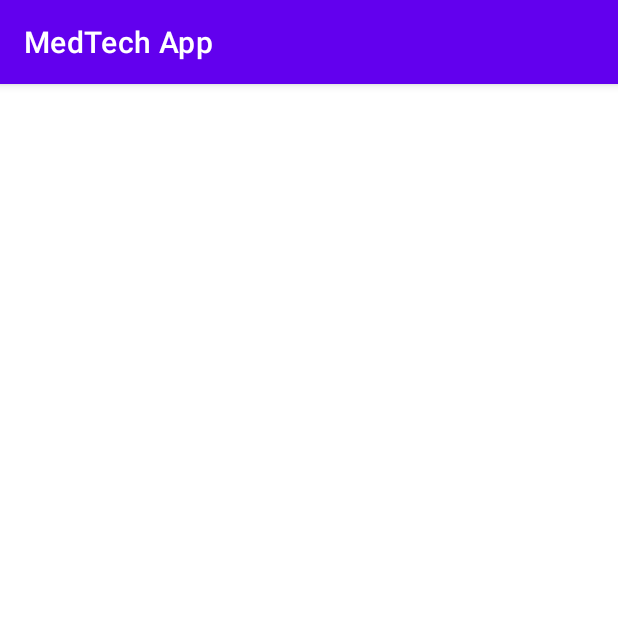
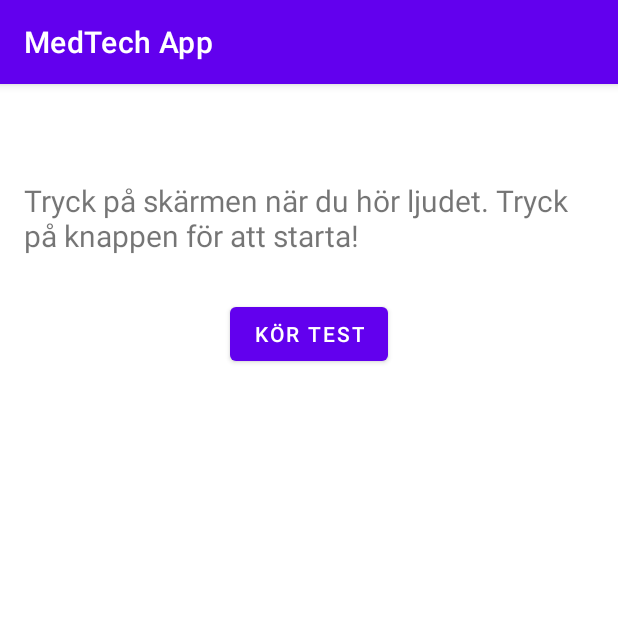
Before and after one commit to TrisseC/MedTechApp, an Android app: the Sound screen opened directly, with no data from a screen before it, on a phone screen of 412 x 824 dp, the top half of it. Run offline under Robolectric (Android 15) with nearby library versions, the phone set to English and light mode, and no system bars.

Commit message:
sound sak med bruh som är helt delayed för det var ett dåligt klipp

```diff
--- a/app/src/main/java/com/example/medtechapp/Sound.java
+++ b/app/src/main/java/com/example/medtechapp/Sound.java
@@ -1,14 +1,111 @@
 package com.example.medtechapp;
 
 import androidx.appcompat.app.AppCompatActivity;
+import androidx.core.content.ContextCompat;
 
+import android.media.MediaPlayer;
 import android.os.Bundle;
+import android.os.Handler;
+import android.view.View;
+import android.widget.TextView;
+
+import java.util.ArrayList;
+import java.util.Random;
 
 public class Sound extends AppCompatActivity {
+    private Handler handler;
+    private Random random;
+    private int maxSecondsWait;
+    private long startTime;
+    private View root;
+    private ArrayList<Long> reactionTimes = new ArrayList<>();
+    private boolean hasCalled = false;
+    private boolean paused = false;
+    private int testAmount = 5;
 
     @Override
     protected void onCreate(Bundle savedInstanceState) {
         super.onCreate(savedInstanceState);
         setContentView(R.layout.activity_sound);
+        handler = new Handler();
+        random = new Random();
+        View someView = findViewById(R.id.screen);
+        root = someView.getRootView();
+
+        maxSecondsWait = 3;
+
+        contInvis();
+    }
+
+
+
+
+
+    public void startTest(View view){
+        hasCalled = false;
+        paused = false;
+        view.setVisibility(View.INVISIBLE);
+        findViewById(R.id.soundStartText).setVisibility(View.INVISIBLE);
+        findViewById(R.id.timer).setVisibility(View.INVISIBLE);
+        long timer = (long) (500.0+(random.nextDouble() * 1000.0 * maxSecondsWait));
+        root.setBackgroundColor(ContextCompat.getColor(this, android.R.color.background_dark));
+        handler.postDelayed(() -> {
+            callMakeSound(view);
+            // Actions to do after maxSecondsWait seconds
+        }, timer);
+    }
+    public void callMakeSound(View view){
+        hasCalled = true;
+        startTime = System.currentTimeMillis();
+        final MediaPlayer mp = MediaPlayer.create(this, R.raw.bruh);
+        mp.start();
+    }
+
+    public void stopTime(View view){
+        if(!paused){
+            root.setBackgroundColor(ContextCompat.getColor(this, android.R.color.darker_gray));
+            long reactionTime;
+            if (hasCalled){
+                reactionTime = System.currentTimeMillis() - startTime;
+                TextView timerTV = findViewById(R.id.timer);
+                timerTV.setVisibility(View.VISIBLE);
+                timerTV.setText(Long.toString(reactionTime) + "ms");
+                reactionTimes.add(reactionTime);
+            }
+            else{
+                //visa en textview med typ "ahh du klickade för snabbt"
+            }
+            contVis();
+            hasCalled = false;
+            paused = true;
+            if (reactionTimes.size() >= testAmount){
+                endTest();
+            }
+        }
+    }
+
+    private void contVis(){
+        findViewById(R.id.continueBtn).setVisibility(View.VISIBLE);
+        findViewById(R.id.continueText).setVisibility(View.VISIBLE);
+    }
+
+    private void contInvis(){
+        findViewById(R.id.continueBtn).setVisibility(View.INVISIBLE);
+        findViewById(R.id.continueText).setVisibility(View.INVISIBLE);
+    }
+
+
+    private void endTest() {
+        contInvis();
+        long averageReactionTime = 0;
+        for (long rt : reactionTimes){
+            averageReactionTime += rt;
+        }
+        averageReactionTime /= testAmount;
+
+        //skicka till highscores och stäng ner
+        TextView timerTV = findViewById(R.id.timer);
+        timerTV.setVisibility(View.VISIBLE);
+        timerTV.setText("average: " + Long.toString(averageReactionTime) + "ms");
     }
 }
--- a/app/src/main/res/layout/activity_sound.xml
+++ b/app/src/main/res/layout/activity_sound.xml
@@ -2,8 +2,70 @@
 <androidx.constraintlayout.widget.ConstraintLayout xmlns:android="http://schemas.android.com/apk/res/android"
     xmlns:app="http://schemas.android.com/apk/res-auto"
     xmlns:tools="http://schemas.android.com/tools"
+    android:id="@+id/screen"
     android:layout_width="match_parent"
     android:layout_height="match_parent"
+    android:onClick="stopTime"
     tools:context=".Sound">
 
+    <Button
+        android:id="@+id/continueBtn"
+        android:layout_width="wrap_content"
+        android:layout_height="wrap_content"
+        android:layout_marginTop="192dp"
+        android:onClick="startTest"
+        android:text="Fortsätt"
+        app:layout_constraintEnd_toEndOf="parent"
+        app:layout_constraintHorizontal_bias="0.501"
+        app:layout_constraintStart_toStartOf="parent"
+        app:layout_constraintTop_toBottomOf="@+id/soundStartText" />
+
+    <TextView
+        android:id="@+id/continueText"
+        android:layout_width="0dp"
+        android:layout_height="wrap_content"
+        android:layout_marginStart="16dp"
+        android:layout_marginTop="256dp"
+        android:layout_marginEnd="16dp"
+        android:text="@string/continue_text"
+        android:textSize="20sp"
+        app:layout_constraintBottom_toTopOf="@+id/continueBtn"
+        app:layout_constraintEnd_toEndOf="parent"
+        app:layout_constraintHorizontal_bias="0.0"
+        app:layout_constraintStart_toStartOf="parent"
+        app:layout_constraintTop_toTopOf="parent" />
+
+    <Button
+        android:id="@+id/button3"
+        android:layout_width="wrap_content"
+        android:layout_height="wrap_content"
+        android:layout_marginTop="28dp"
+        android:onClick="startTest"
+        android:text="Kör test"
+        app:layout_constraintEnd_toEndOf="parent"
+        app:layout_constraintStart_toStartOf="parent"
+        app:layout_constraintTop_toBottomOf="@+id/soundStartText" />
+
+    <TextView
+        android:id="@+id/timer"
+        android:layout_width="wrap_content"
+        android:layout_height="wrap_content"
+        android:layout_marginBottom="32dp"
+        android:textSize="60sp"
+        app:layout_constraintBottom_toBottomOf="parent"
+        app:layout_constraintEnd_toEndOf="parent"
+        app:layout_constraintStart_toStartOf="parent" />
+
+    <TextView
+        android:id="@+id/soundStartText"
+        android:layout_width="0dp"
+        android:layout_height="wrap_content"
+        android:layout_marginStart="16dp"
+        android:layout_marginTop="64dp"
+        android:layout_marginEnd="16dp"
+        android:text="@string/soundReact_text"
+        android:textSize="20sp"
+        app:layout_constraintEnd_toEndOf="parent"
+        app:layout_constraintStart_toStartOf="parent"
+        app:layout_constraintTop_toTopOf="parent" />
 </androidx.constraintlayout.widget.ConstraintLayout>
--- a/app/src/main/res/layout/activity_visual.xml
+++ b/app/src/main/res/layout/activity_visual.xml
@@ -14,7 +14,7 @@
         android:layout_height="wrap_content"
         android:layout_marginTop="28dp"
         android:onClick="startTest"
-        android:text="Button"
+        android:text="Kör test"
         app:layout_constraintEnd_toEndOf="parent"
         app:layout_constraintStart_toStartOf="parent"
         app:layout_constraintTop_toBottomOf="@+id/visualStartText" />
--- a/app/src/main/res/values/strings.xml
+++ b/app/src/main/res/values/strings.xml
@@ -8,4 +8,6 @@
     <string name="audial_text">Hörsel</string>
     <string name="hs_text">Highscores</string>
     <string name="react_text">Tryck på skärmen när bakgrunden blir grön. Tryck på knappen för att starta!</string>
+    <string name="soundReact_text">Tryck på skärmen när du hör ljudet. Tryck på knappen för att starta!</string>
+    <string name="continue_text">Klicka för att fortsätta</string>
 </resources>
```
Also changed, not shown: 1 other file.
